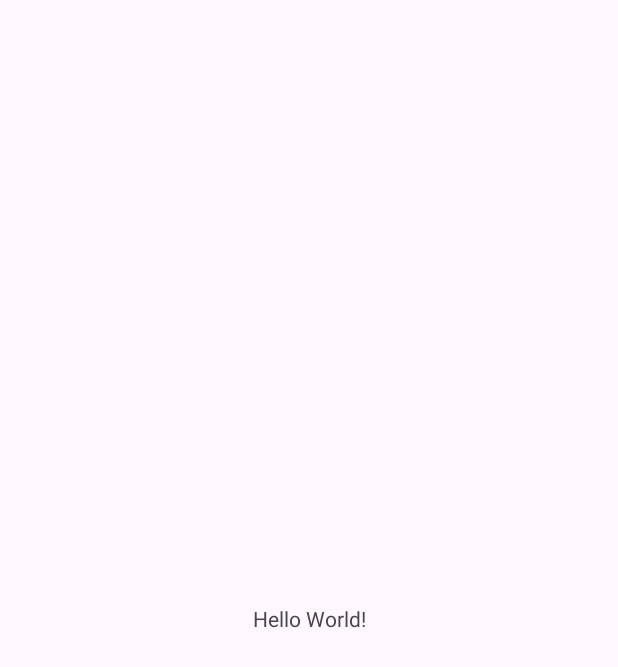
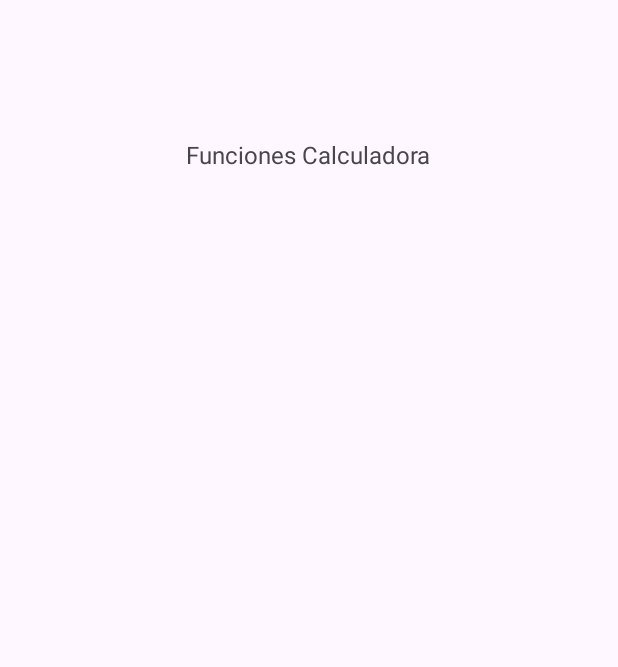
Before and after one commit to PamelaVargas2000/Funciones, an Android app: the screen it shows after launch (MainActivity), on a phone screen of 412 x 824 dp. Before the commit the part shown is almost empty. Shown: the top 667 px of the screen. Run offline under Robolectric (Android 15) with nearby library versions, the phone set to English and light mode, and no system bars.

Commit message:
Poner un titulo

```diff
--- a/app/src/main/res/layout/activity_main.xml
+++ b/app/src/main/res/layout/activity_main.xml
@@ -9,10 +9,13 @@
     <TextView
         android:layout_width="wrap_content"
         android:layout_height="wrap_content"
-        android:text="Hello World!"
+        android:text="Funciones Calculadora"
+        android:textSize="16sp"
         app:layout_constraintBottom_toBottomOf="parent"
         app:layout_constraintEnd_toEndOf="parent"
+        app:layout_constraintHorizontal_bias="0.498"
         app:layout_constraintStart_toStartOf="parent"
-        app:layout_constraintTop_toTopOf="parent" />
+        app:layout_constraintTop_toTopOf="parent"
+        app:layout_constraintVertical_bias="0.115" />
 
 </androidx.constraintlayout.widget.ConstraintLayout>
```
